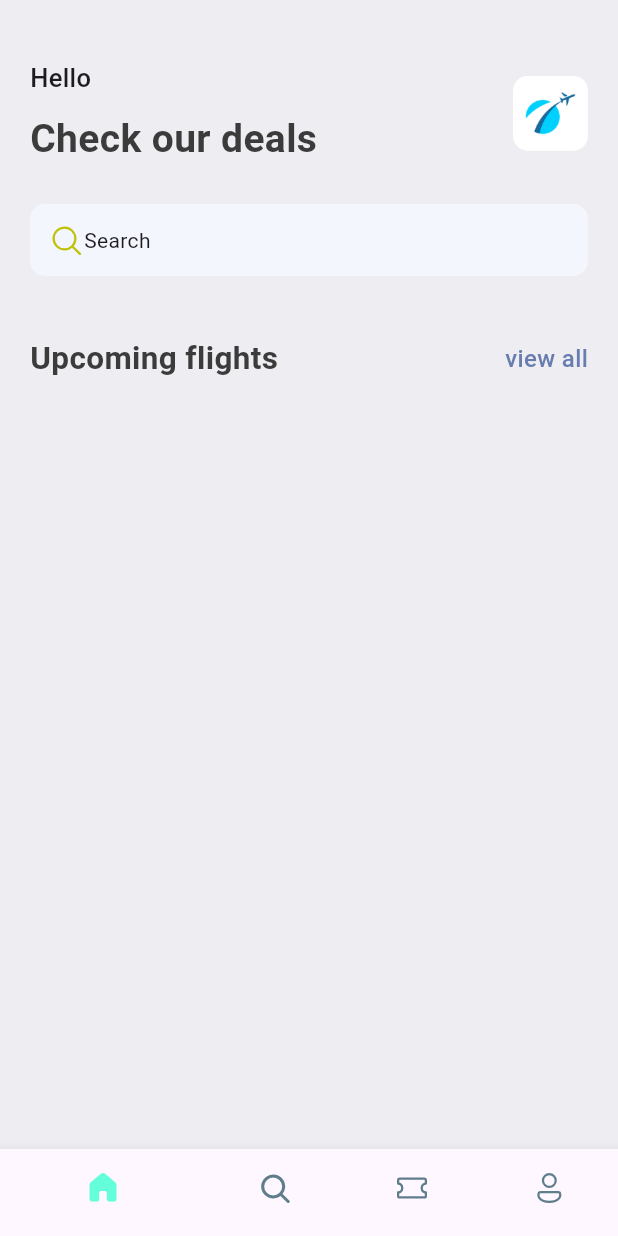
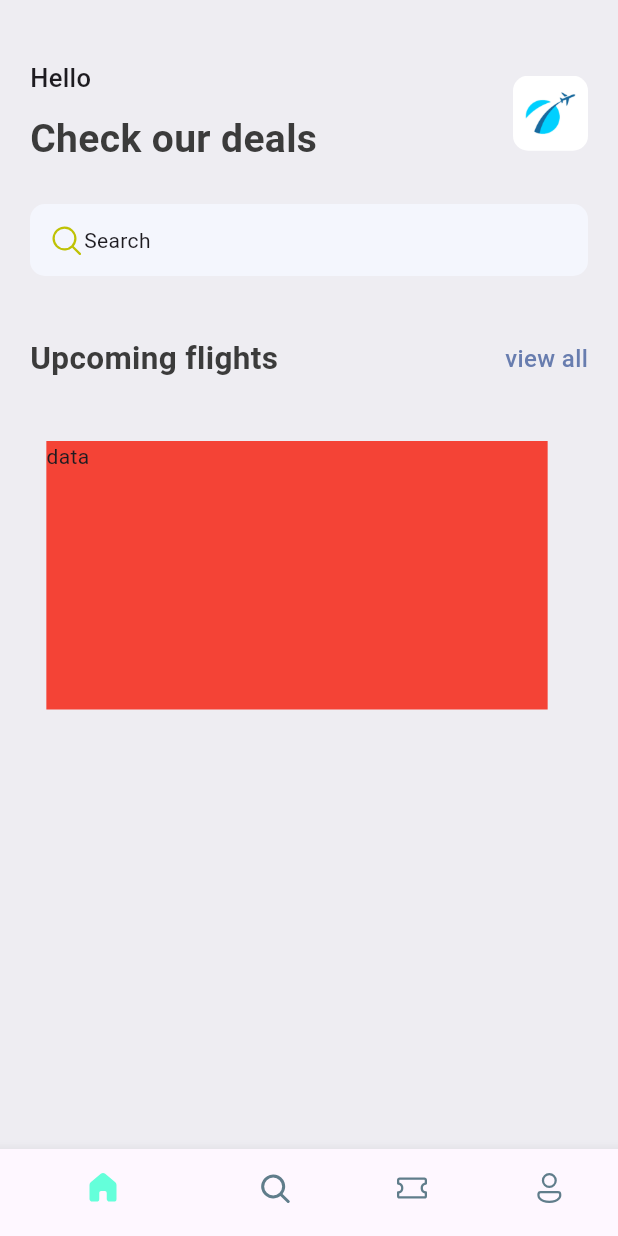
Before and after one commit to hassaneldika/ticket-app, a Flutter app: the screen it shows after launch, on a phone screen of 412 x 824 dp. Run offline on Flutter 3.47's test engine with Material 3 defaults, Android fonts, the phone set to English and light mode, and no system bars; our stand-ins replace fluentui_icons.

Commit message:
global widget

```diff
--- /dev/null
+++ b/lib/base/widgets/ticket_view.dart
@@ -0,0 +1,19 @@
+import 'package:flutter/material.dart';
+
+class TicketView extends StatelessWidget {
+  const TicketView({super.key});
+
+  @override
+  Widget build(BuildContext context) {
+    final size = MediaQuery.of(context).size;
+    return SizedBox(
+      width: size.width * 0.85,
+      height: 179.0,
+      child: Container(
+        color: Colors.red,
+        margin: EdgeInsets.only(right: 16.0),
+        child: Text('data'),
+      ),
+    );
+  }
+}
--- a/lib/screens/home_screen.dart
+++ b/lib/screens/home_screen.dart
@@ -3,6 +3,7 @@ import 'package:flutter/material.dart';
 import 'package:ticketapp/base/res/media.dart';
 import 'package:ticketapp/base/res/styles/app_styles.dart';
 import 'package:ticketapp/base/widgets/app_double_text.dart';
+import 'package:ticketapp/base/widgets/ticket_view.dart';
 
 class HomeScreen extends StatelessWidget {
   const HomeScreen({super.key});
@@ -79,6 +80,10 @@ class HomeScreen extends StatelessWidget {
                   smallText: 'view all',
                   bigText: 'Upcoming flights',
                 ),
+                const SizedBox(
+                  height: 40.0,
+                ),
+                TicketView(),
               ],
             ),
           ),
```
